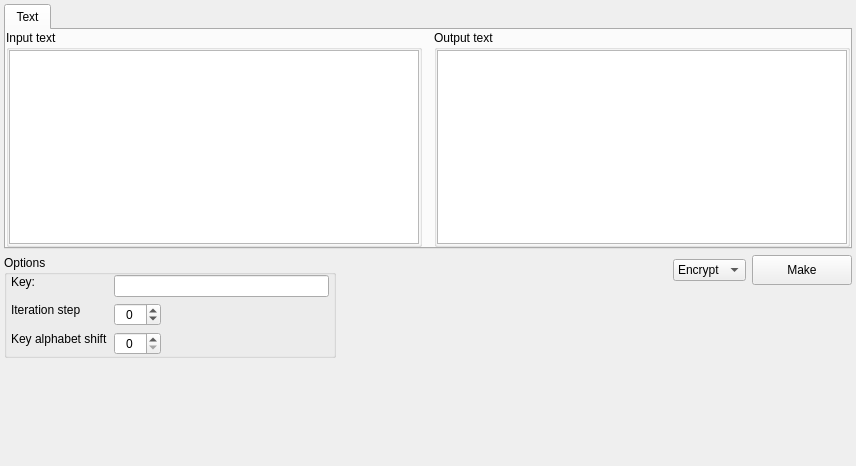
This is app/gui/symmetric/alberti_disc/alberti_disc.ui in vasilypht/crypto-methods as Qt 5 draws it before an edit. The edited form follows.
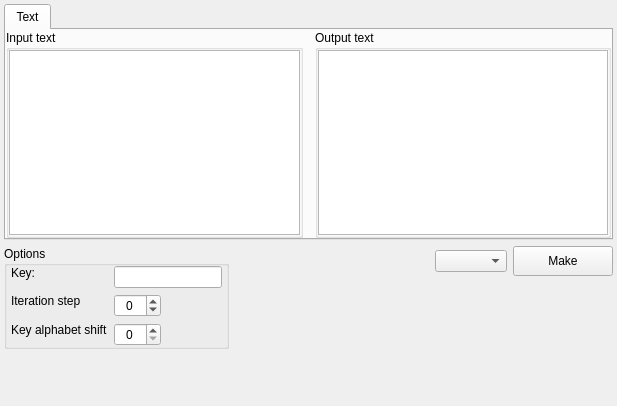
This is the edited form.

Commit message: Added documentation to the alberti_disc.py module, as well as to the corresponding widget.

The edit to the form file:
```diff
--- a/app/gui/symmetric/alberti_disc/alberti_disc.ui
+++ b/app/gui/symmetric/alberti_disc/alberti_disc.ui
@@ -6,8 +6,8 @@
    <rect>
     <x>0</x>
     <y>0</y>
-    <width>856</width>
-    <height>466</height>
+    <width>617</width>
+    <height>406</height>
    </rect>
   </property>
   <property name="windowTitle">
@@ -278,16 +278,6 @@
              <verstretch>0</verstretch>
             </sizepolicy>
            </property>
-           <item>
-            <property name="text">
-             <string>Encrypt</string>
-            </property>
-           </item>
-           <item>
-            <property name="text">
-             <string>Decrypt</string>
-            </property>
-           </item>
           </widget>
          </item>
          <item>
```
Left out of the diff: 2 changed lines with no effect on the pictures. The commit also changes 3 other files.
